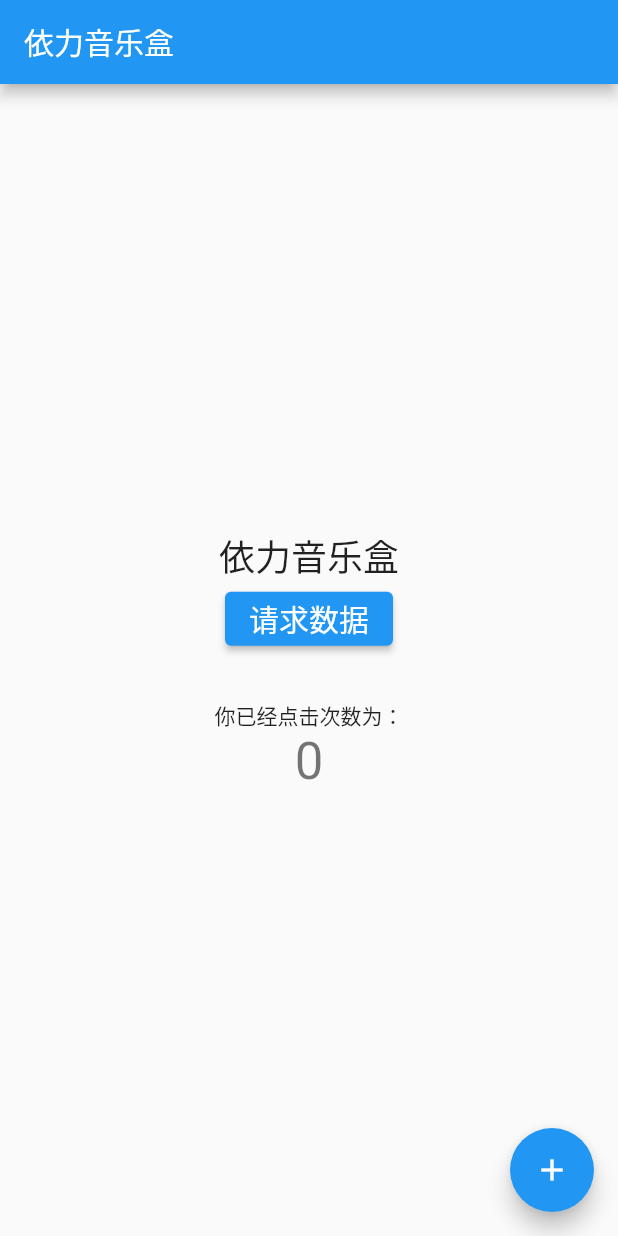
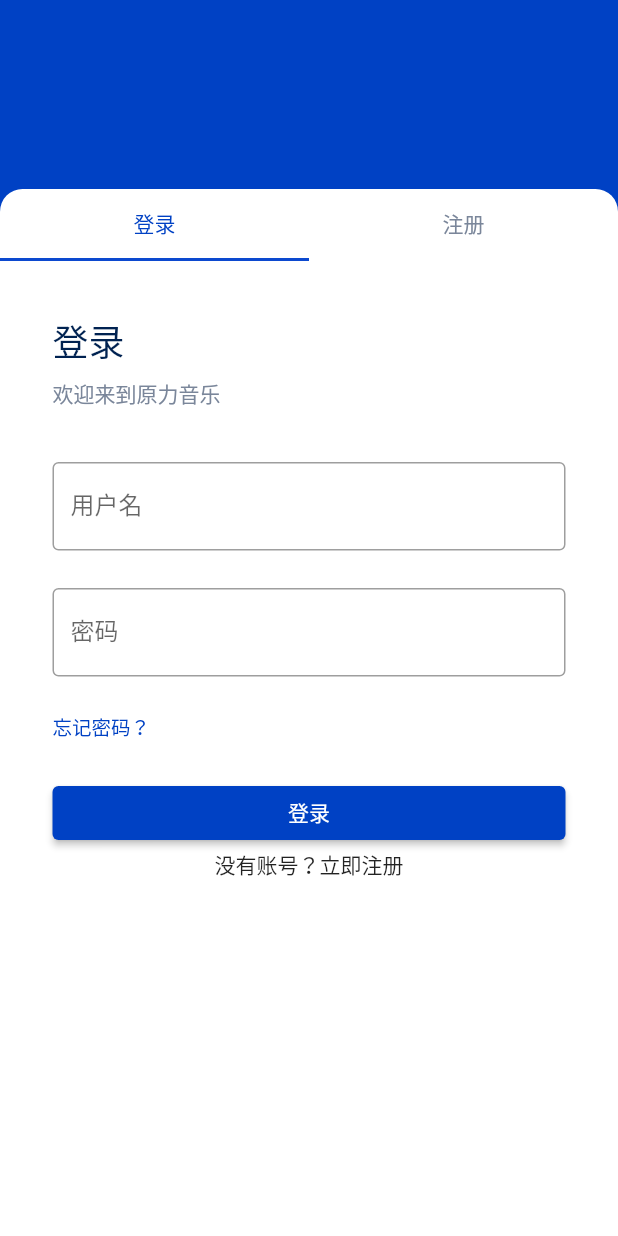
Before and after one commit to programmer-yili/yili-music-app, a Flutter app: the screen it shows after launch, on a phone screen of 412 x 824 dp. Run offline on Flutter 3.47's test engine with Material 2 defaults, Android fonts, the phone set to English and light mode, and no system bars.

Commit message:
feat: add login page

```diff
--- a/lib/main.dart
+++ b/lib/main.dart
@@ -1,5 +1,6 @@
 import 'package:flutter/material.dart';
-import 'package:yili_music_app/api/hello.dart';
+import 'package:yili_music_app/pages/login.dart';
+import 'package:yili_music_app/theme.dart';
 
 void main() {
   runApp(const MyApp());
@@ -10,75 +11,11 @@ class MyApp extends StatelessWidget {
   @override
   Widget build(BuildContext context) {
     return MaterialApp(
-      title: 'Flutter Demo',
+      title: '原力音乐',
       theme: ThemeData(
-        primarySwatch: Colors.blue,
+        primarySwatch: primary,
       ),
-      home: const MyHomePage(title: '依力音乐盒'),
+      home: const MyHomePage(),
     );
   }
 }
-
-class MyHomePage extends StatefulWidget {
-  const MyHomePage({Key? key, required this.title}) : super(key: key);
-  final String title;
-
-  @override
-  State<MyHomePage> createState() => _MyHomePageState();
-}
-
-class _MyHomePageState extends State<MyHomePage> {
-  int _counter = 0;
-
-  String message = '依力音乐盒';
-
-  void _incrementCounter() {
-    setState(() {
-      _counter++;
-    });
-  }
-
-  void _fetchData() {
-    sayHello().then((value) => {
-    setState((){ message = value; })
-    });
-  }
-
-  final ButtonStyle buttonStyle =
-  ElevatedButton.styleFrom(textStyle: const TextStyle(fontSize: 20));
-
-  @override
-  Widget build(BuildContext context) {
-    return Scaffold(
-      appBar: AppBar(
-        title: Text(widget.title),
-      ),
-      body: Center(
-        child:  Column(
-          mainAxisAlignment: MainAxisAlignment.center,
-          children: <Widget>[
-            Text(message, style: Theme.of(context).textTheme.headline5),
-            ElevatedButton(
-              style: buttonStyle,
-              onPressed: _fetchData,
-              child: const Text('请求数据'),
-            ),
-            const SizedBox(height: 30),
-            const Text(
-              '你已经点击次数为：',
-            ),
-            Text(
-              '$_counter',
-              style: Theme.of(context).textTheme.headline4,
-            ),
-          ],
-        ),
-      ),
-      floatingActionButton: FloatingActionButton(
-        onPressed: _incrementCounter,
-        tooltip: 'Increment',
-        child: const Icon(Icons.add),
-      ),
-    );
-  }
-}
--- /dev/null
+++ b/lib/pages/login.dart
@@ -0,0 +1,71 @@
+import 'package:flutter/material.dart';
+import 'package:yili_music_app/api/hello.dart';
+import 'package:yili_music_app/theme.dart';
+import 'package:yili_music_app/widget/login_form.dart';
+
+class MyHomePage extends StatefulWidget {
+  const MyHomePage({Key? key}) : super(key: key);
+
+  @override
+  State<MyHomePage> createState() => _MyHomePageState();
+}
+
+class _MyHomePageState extends State<MyHomePage> with TickerProviderStateMixin {
+  late TabController _tabController;
+
+  @override
+  void initState() {
+    // TODO: implement initState
+    super.initState();
+    _tabController = TabController(length: 2, vsync: this);
+  }
+
+  final ButtonStyle buttonStyle =
+      ElevatedButton.styleFrom(textStyle: const TextStyle(fontSize: 20));
+
+  @override
+  Widget build(BuildContext context) {
+    return Scaffold(
+        body: Container(
+            color: primary,
+            padding: const EdgeInsets.only(top: 126),
+            height: MediaQuery.of(context).size.height,
+            width: MediaQuery.of(context).size.width,
+            child: Container(
+              decoration: const BoxDecoration(
+                color: Colors.white,
+                borderRadius: BorderRadius.only(
+                    topLeft: Radius.circular(15),
+                    topRight: Radius.circular(15)),
+              ),
+              child: Column(
+                children: <Widget>[
+                  TabBar(
+                    controller: _tabController,
+                    labelColor: primary,
+                    unselectedLabelColor: unselectedLabelColor,
+                    tabs: const <Widget>[
+                      Tab(
+                        text: "登录",
+                      ),
+                      Tab(
+                        text: "注册",
+                      ),
+                    ],
+                  ),
+                  Flexible(
+                    flex: 1,
+                      child: TabBarView(
+                        controller: _tabController,
+                        children: const <Widget>[
+                          LoginForm(),
+                          Center(
+                            child: Text("这是注册"),
+                          ),
+                    ],
+                  ))
+                ],
+              ),
+            )));
+  }
+}
--- /dev/null
+++ b/lib/theme.dart
@@ -0,0 +1,23 @@
+import 'package:flutter/material.dart';
+
+
+const int _bluePrimaryValue = 0xFF0041C4;
+
+const MaterialColor primary = MaterialColor(
+  _bluePrimaryValue,
+  <int, Color>{
+    50: Color(0xFFE7E9F9),
+    100: Color(0xFFC2C8F1),
+    200: Color(0xFF98A4E7),
+    300: Color(0xFF6C81DE),
+    400: Color(0xFF4765D7),
+    500: Color(0xFF0C49CF),
+    600: Color(_bluePrimaryValue),
+    700: Color(0xFF0037B8),
+    800: Color(0xFF002CAD),
+    900: Color(0xFF00189A),
+  },
+);
+
+
+const Color unselectedLabelColor = Color(0xFF7A869A);
--- /dev/null
+++ b/lib/widget/login_form.dart
@@ -0,0 +1,75 @@
+import 'package:flutter/material.dart';
+import 'package:yili_music_app/theme.dart';
+
+class LoginForm extends StatefulWidget {
+  const LoginForm({Key? key}) : super(key: key);
+
+  @override
+  State<LoginForm> createState() => _LoginFormState();
+}
+
+class _LoginFormState extends State<LoginForm> {
+  @override
+  Widget build(BuildContext context) {
+    return Container(
+      padding: const EdgeInsets.all(35),
+      child: Column(
+        crossAxisAlignment: CrossAxisAlignment.start,
+        children: <Widget>[
+          const Text(
+            "登录",
+            style: TextStyle(
+                fontSize: 24,
+                letterSpacing: 0,
+                fontWeight: FontWeight.w500,
+                color: Color(0xFF002251),
+            ),
+          ),
+          const SizedBox(height: 7,),
+          const Text("欢迎来到原力音乐", style: TextStyle(
+            fontSize: 14,
+            color: Color(0xFF7A869A),
+            letterSpacing: 0,
+            fontWeight: FontWeight.w400
+          )),
+          const SizedBox(height: 35,),
+          const TextField(
+            obscureText: false,
+            decoration: InputDecoration(
+              border: OutlineInputBorder(),
+              labelText: '用户名',
+            ),
+          ),
+          const SizedBox(height: 25,),
+          const TextField(
+            obscureText: true,
+            decoration: InputDecoration(
+              border: OutlineInputBorder(),
+              labelText: '密码',
+            ),
+          ),
+          const SizedBox(height: 24,),
+          const Text("忘记密码？", style: TextStyle(
+            fontSize: 13,
+            color: Color(0xFF0041C4)
+          ),),
+          const SizedBox(height: 24,),
+          FractionallySizedBox(
+            widthFactor: 1,
+              child: ElevatedButton(
+                onPressed: (){},
+                child: const Text("登录"),
+              )
+          ),
+          Row(
+            mainAxisAlignment: MainAxisAlignment.center,
+            children: const <Widget>[
+              Text("没有账号？", style: TextStyle(),),
+              Text("立即注册")
+            ],
+          )
+        ],
+      ),
+    );
+  }
+}
```
Also changed, not shown: 1 other file.
